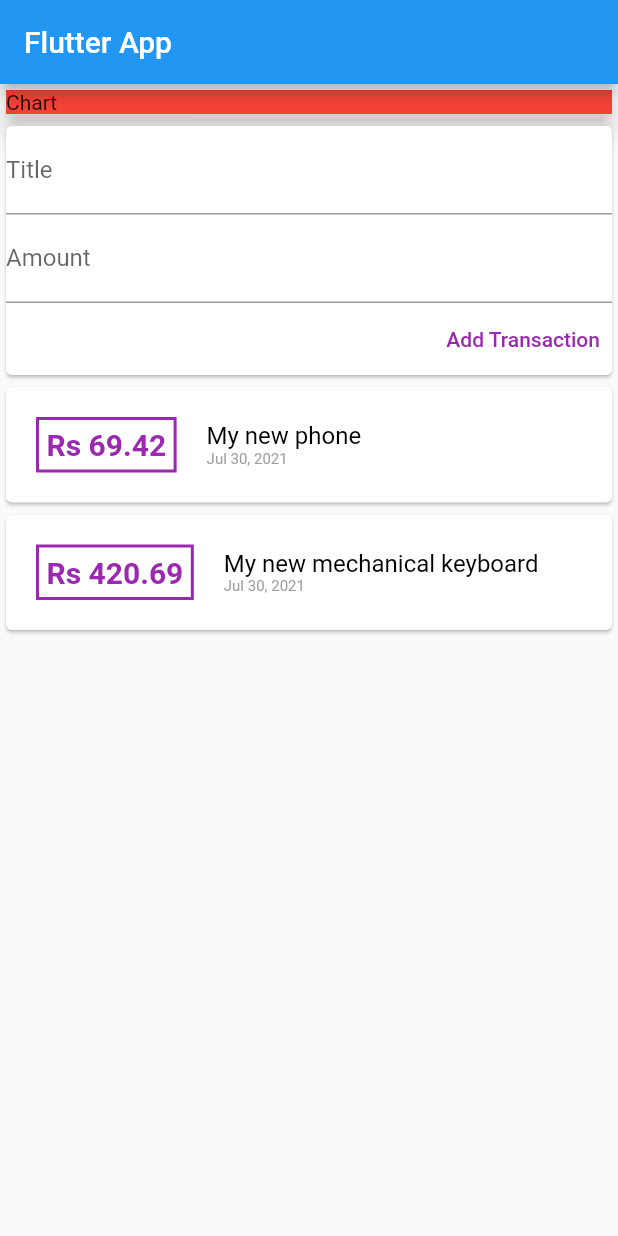
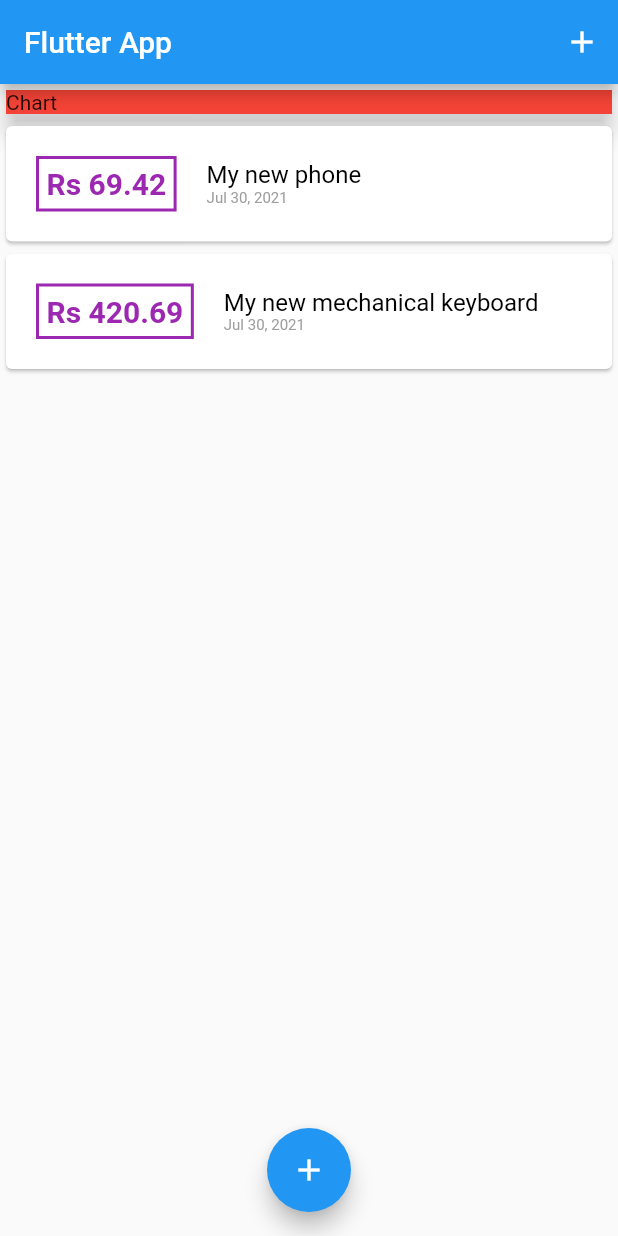
Before and after one commit to sk25469/Personal_Expenses, a Flutter app: the screen it shows after launch, on a phone screen of 412 x 824 dp. Run offline on Flutter 3.47's test engine with Material 2 defaults, Android fonts, the phone set to English and light mode, and no system bars.

Commit message:
added floating action button, implemented it and its working

```diff
--- a/lib/Widgets/user_transactions.dart
+++ /dev/null
@@ -1,52 +0,0 @@
-import 'package:flutter/material.dart';
-import 'package:personal_expenses/Model/Transaction.dart';
-import 'package:personal_expenses/Widgets/transactions_list.dart';
-
-import 'new_transaction.dart';
-
-class UserTransactions extends StatefulWidget {
-  const UserTransactions({Key? key}) : super(key: key);
-
-  @override
-  _UserTransactionsState createState() => _UserTransactionsState();
-}
-
-class _UserTransactionsState extends State<UserTransactions> {
-  final List<Transaction> _userTransactions = [
-    Transaction(
-      amount: 69.420,
-      id: "1",
-      date: DateTime.now(),
-      title: "My new phone",
-    ),
-    Transaction(
-      amount: 420.69,
-      id: "2",
-      date: DateTime.now(),
-      title: "My new mechanical keyboard",
-    ),
-  ];
-
-  void _addNewTransaction({required String txTitle, required double txAmount}) {
-    final newTx = Transaction(
-      amount: txAmount,
-      id: DateTime.now().toString(),
-      date: DateTime.now(),
-      title: txTitle,
-    );
-
-    setState(() {
-      _userTransactions.add(newTx);
-    });
-  }
-
-  @override
-  Widget build(BuildContext context) {
-    return Column(
-      children: <Widget>[
-        NewTransaction(_addNewTransaction),
-        TransactionList(_userTransactions),
-      ],
-    );
-  }
-}
--- a/lib/main.dart
+++ b/lib/main.dart
@@ -1,5 +1,8 @@
 import 'package:flutter/material.dart';
-import 'package:personal_expenses/Widgets/user_transactions.dart';
+
+import 'Model/Transaction.dart';
+import 'Widgets/new_transaction.dart';
+import 'Widgets/transactions_list.dart';
 
 void main() => runApp(MyApp());
 
@@ -15,14 +18,67 @@ class MyApp extends StatelessWidget {
 }
 
 // ignore: use_key_in_widget_constructors
-class MyHomePage extends StatelessWidget {
+class MyHomePage extends StatefulWidget {
   // remember that user inputs are always strings
+
+  @override
+  State<MyHomePage> createState() => _MyHomePageState();
+}
+
+class _MyHomePageState extends State<MyHomePage> {
+  final List<Transaction> _userTransactions = [
+    Transaction(
+      amount: 69.420,
+      id: "1",
+      date: DateTime.now(),
+      title: "My new phone",
+    ),
+    Transaction(
+      amount: 420.69,
+      id: "2",
+      date: DateTime.now(),
+      title: "My new mechanical keyboard",
+    ),
+  ];
+
+  void _addNewTransaction(String txTitle, double txAmount) {
+    final newTx = Transaction(
+      title: txTitle,
+      amount: txAmount,
+      date: DateTime.now(),
+      id: DateTime.now().toString(),
+    );
+
+    setState(() {
+      _userTransactions.add(newTx);
+    });
+  }
+
+  void _startAddNewTransaction(BuildContext ctx) {
+    showModalBottomSheet(
+      context: ctx,
+      builder: (_) {
+        // so that it doesn't close when we tap on the sheet
+        return GestureDetector(
+          onTap: () {},
+          child: NewTransaction(_addNewTransaction),
+          behavior: HitTestBehavior.opaque,
+        );
+      },
+    );
+  }
 
   @override
   Widget build(BuildContext context) {
     return Scaffold(
       appBar: AppBar(
         title: const Text('Flutter App'),
+        actions: <Widget>[
+          IconButton(
+            onPressed: () => _startAddNewTransaction(context),
+            icon: const Icon(Icons.add),
+          )
+        ],
       ),
       body: SingleChildScrollView(
         child: Column(
@@ -39,9 +95,14 @@ class MyHomePage extends StatelessWidget {
               ),
               elevation: 6,
             ),
-            const UserTransactions(),
+            TransactionList(_userTransactions),
           ],
         ),
+      ),
+      floatingActionButtonLocation: FloatingActionButtonLocation.centerFloat,
+      floatingActionButton: FloatingActionButton(
+        child: const Icon(Icons.add),
+        onPressed: () => _startAddNewTransaction(context),
       ),
     );
   }
```
Also changed, not shown: 1 other file.
